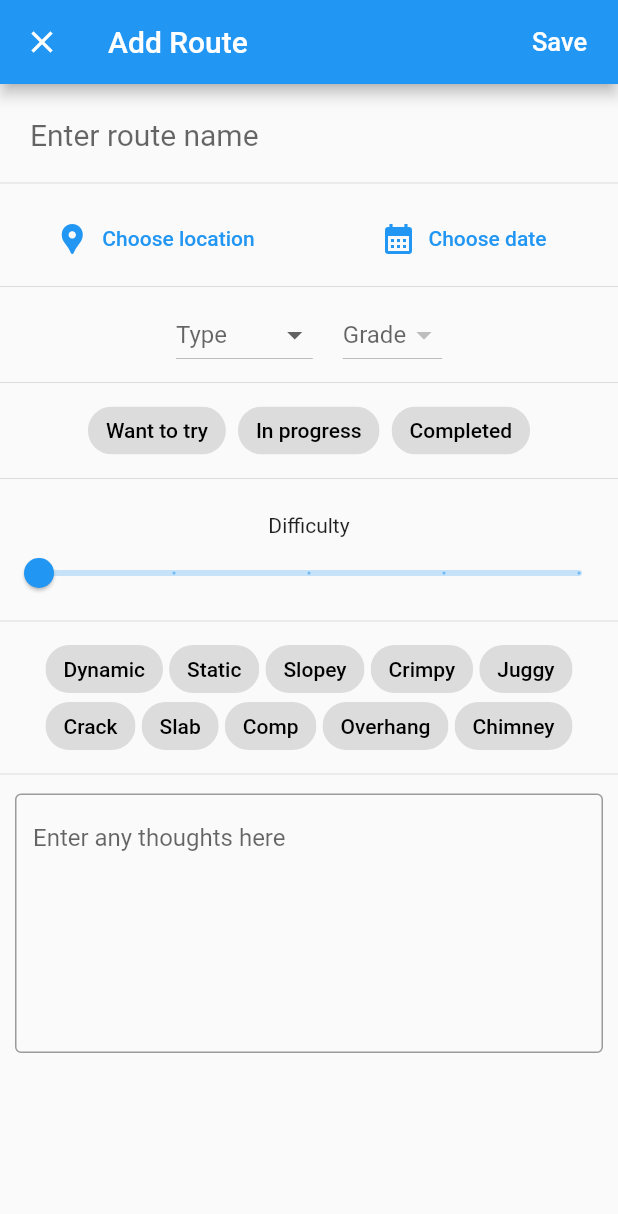
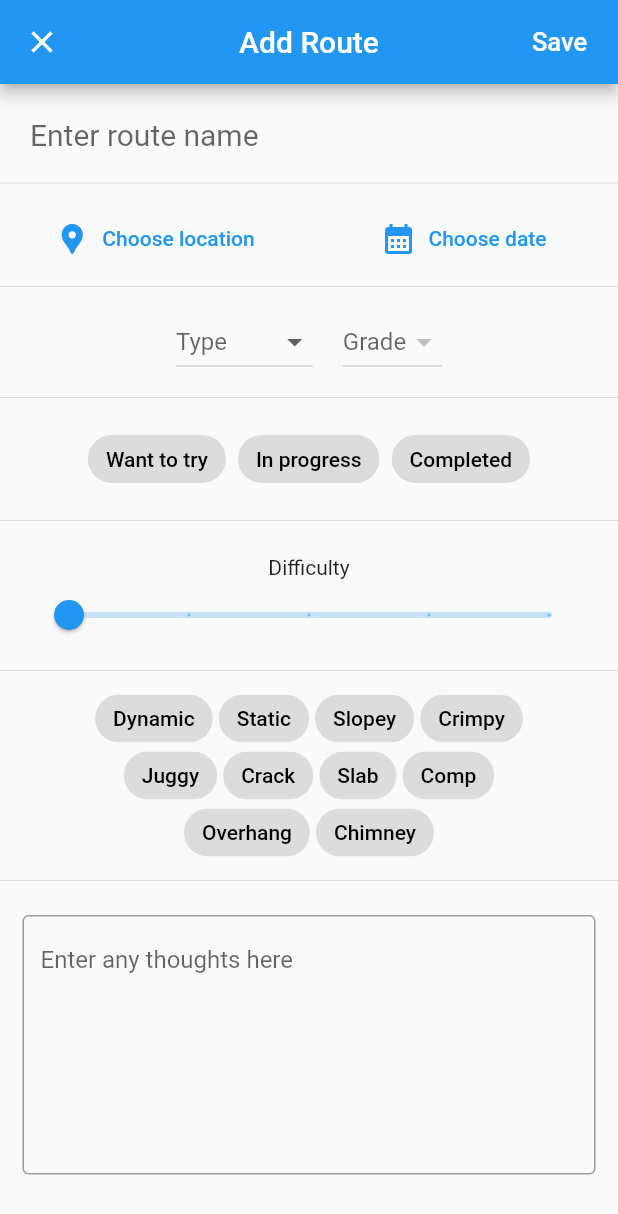
Before and after one commit to Redpoint-app/Redpoint, a Flutter app: the AddPage screen opened directly, on a phone screen of 412 x 824 dp. Shown: the top 1214 px of the screen. Run offline on Flutter 3.47's test engine with Material 2 defaults, Android fonts, the phone set to English and light mode, and no system bars.

Commit message:
sizing changes

```diff
--- a/lib/main.dart
+++ b/lib/main.dart
@@ -16,7 +16,7 @@ class App extends StatelessWidget {
       theme: ThemeData(
         brightness: Brightness.light,
         primaryColor: Colors.blue,
-        disabledColor: const Color.fromRGBO(220, 220, 220, 1),
+        disabledColor: Color.fromRGBO(220, 220, 220, 1),
         chipTheme: const ChipThemeData(
             selectedColor: Colors.blue,
             backgroundColor: Color.fromRGBO(220, 220, 220, 1),
@@ -60,6 +60,6 @@ class InitialPage extends StatefulWidget {
 class _InitialPageState extends State<InitialPage> {
   @override
   Widget build(BuildContext context) {
-    return const InitialPage();
+    return const HomePage();
   }
 }
--- a/lib/pages/add_page.dart
+++ b/lib/pages/add_page.dart
@@ -180,6 +180,7 @@ class _AddPageState extends State<AddPage> {
     return Scaffold(
         appBar: AppBar(
           title: const Text("Add Route"),
+          centerTitle: true,
           automaticallyImplyLeading: false,
           leading: IconButton(
             icon: const Icon(Icons.close),
@@ -234,7 +235,9 @@ class _AddPageState extends State<AddPage> {
                   ],
                 )),
             const Divider(),
-            Row(
+            Padding(
+                padding: const EdgeInsets.symmetric(vertical: 5),
+                child: Row(
                   mainAxisAlignment: MainAxisAlignment.center,
                   children: [
                     Padding(
@@ -279,10 +282,10 @@ class _AddPageState extends State<AddPage> {
                       ),
                     )
                   ],
-            ),
+                )),
             const Divider(),
             Padding(
-              padding: const EdgeInsets.symmetric(vertical: 5),
+              padding: const EdgeInsets.symmetric(vertical: 14),
               child: Column(children: [
                 Padding(
                     padding: const EdgeInsets.symmetric(vertical: 2),
@@ -320,7 +323,9 @@ class _AddPageState extends State<AddPage> {
                               .toList(),
                         ),
                       ))
-                else if (_status == Status.inProgress && (_selectedType == RouteType.lead || _selectedType == RouteType.topRope))
+                else if (_status == Status.inProgress &&
+                    (_selectedType == RouteType.lead ||
+                        _selectedType == RouteType.topRope))
                   const TakesCounter()
               ]),
             ),
@@ -332,20 +337,23 @@ class _AddPageState extends State<AddPage> {
                   padding: EdgeInsets.only(top: 15),
                   child: Text("Difficulty"),
                 ),
-                Slider(
+                Padding(
+                    padding: const EdgeInsets.only(left: 20, right: 20, bottom: 5),
+                    child: Slider(
                         value: _difficultyIndex,
                         min: 0,
                         max: 4,
                         divisions: 4,
-                    label: Difficulty.values[_difficultyIndex.round()].label,
+                        label:
+                            Difficulty.values[_difficultyIndex.round()].label,
                         onChanged: (double value) {
                           _setDifficulty(value);
-                    }),
+                        })),
               ],
             ),
             const Divider(),
-            Padding(
-              padding: const EdgeInsets.symmetric(horizontal: 20.0),
+            FractionallySizedBox(
+              widthFactor: 0.7,
               child: Wrap(
                 runSpacing: -10,
                 alignment: WrapAlignment.center,
@@ -367,7 +375,7 @@ class _AddPageState extends State<AddPage> {
             const Divider(),
             Padding(
               padding: const EdgeInsets.only(
-                  left: 10, right: 10, top: 5, bottom: 80),
+                  left: 15, right: 15, top: 15, bottom: 80),
               child: TextField(
                 maxLines: 7,
                 controller: _thoughtsController,
--- a/lib/widgets/nav/bottom_navbar.dart
+++ b/lib/widgets/nav/bottom_navbar.dart
@@ -1,4 +1,3 @@
-
 /// The navigation bar at the bottom of the screen
 
 import 'package:flutter/material.dart';
@@ -23,6 +22,8 @@ class _BottomNavbarState extends State<BottomNavbar> {
     return BottomAppBar(
         shape: const CircularNotchedRectangle(),
         notchMargin: 6.0, // Margin between FAB and navbar
+        child: Padding(
+          padding: const EdgeInsets.only(bottom: 10, top: 5),
             child: Row(
               mainAxisSize: MainAxisSize.max,
               mainAxisAlignment: MainAxisAlignment.spaceEvenly,
@@ -34,6 +35,6 @@ class _BottomNavbarState extends State<BottomNavbar> {
                 NavButton(buttonIcon: Icons.show_chart, page: SocialPage()),
                 NavButton(buttonIcon: Icons.person, page: ProfilePage()),
               ],
-        ));
+            )));
   }
 }
--- a/lib/widgets/nav/nav_button.dart
+++ b/lib/widgets/nav/nav_button.dart
@@ -27,6 +27,8 @@ class _NavButtonState extends State<NavButton> {
                 reverseTransitionDuration: Duration.zero,
               ));
         },
-        icon: Icon(widget.buttonIcon));
+        icon: Icon(
+          widget.buttonIcon,
+        ));
   }
 }
```
Also changed, not shown: lib/widgets/add_form/takes_counter.dart (+4 -4 lines). Lines whose indentation alone changed are shown as unchanged.
